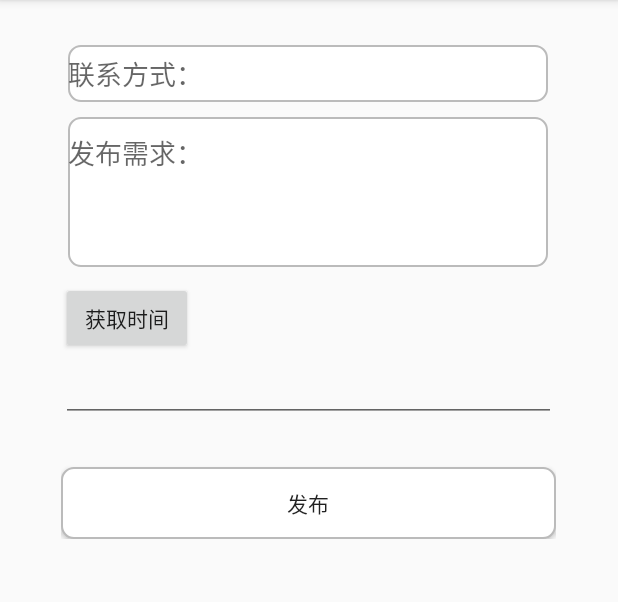
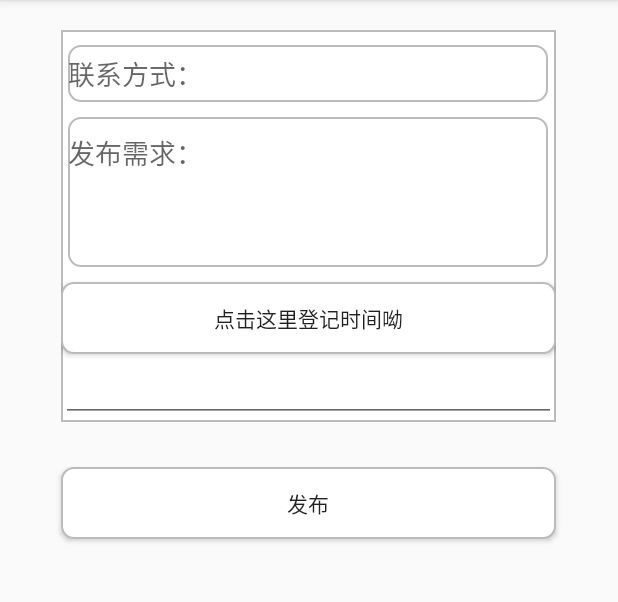
Before and after one commit to haodaxia1/MissPhoto, an Android app: the GettimeActivity screen opened directly, with no data from a screen before it, on a phone screen of 412 x 824 dp, the part 84-686 px from its top. Run offline under Robolectric (Android 15) with nearby library versions, the phone set to English and light mode, and no system bars.

Commit message:
修复部分bug

```diff
--- a/app/src/main/java/com/example/administrator/missphoto/GettimeActivity.java
+++ b/app/src/main/java/com/example/administrator/missphoto/GettimeActivity.java
@@ -34,10 +34,11 @@ public class GettimeActivity extends AppCompatActivity {
         second=c.get(Calendar.SECOND);
         editText=(EditText)findViewById(R.id.edtext) ;
         button=(Button)findViewById(R.id.btn);
+        final int Month = month+1;
         button.setOnClickListener(new View.OnClickListener() {
             @Override
             public void onClick(View view) {
-                editText.setText(year+"-"+month+"-"+day+"\t"+hour+":"+minute+":"+second);
+                editText.setText(year+"-"+Month+"-"+day+"\t"+hour+":"+minute+":"+second);
             }
         });
     }
--- a/app/src/main/res/layout/layout_putrequest.xml
+++ b/app/src/main/res/layout/layout_putrequest.xml
@@ -7,6 +7,7 @@
         android:layout_height="wrap_content"
         android:layout_gravity="center"
         android:orientation="vertical"
+        android:background="@drawable/zhijiao"
         android:layout_marginTop="20dp">
         <EditText
             android:layout_width="320dp"
@@ -37,15 +38,18 @@
         </LinearLayout>
         <Button
             android:id="@+id/btn"
-            android:layout_width="wrap_content"
+            android:layout_width="match_parent"
             android:layout_height="wrap_content"
-            android:text="获取时间"/>
+            android:layout_gravity="center"
+            android:background="@drawable/yuanjiao"
+            android:text="点击这里登记时间呦"/>
         <EditText
             android:id="@+id/edtext"
             android:layout_width="match_parent"
             android:layout_height="wrap_content" />
+    </LinearLayout>
     <Button
-            android:layout_width="match_parent"
+        android:layout_width="330dp"
         android:layout_height="wrap_content"
         android:text="发布"
         android:id="@+id/btn_publish"
@@ -53,4 +57,3 @@
         android:layout_gravity="center"
         android:layout_marginTop="30dp"/>
 </LinearLayout>
-</LinearLayout>
```
Lines whose indentation alone changed are shown as unchanged.
